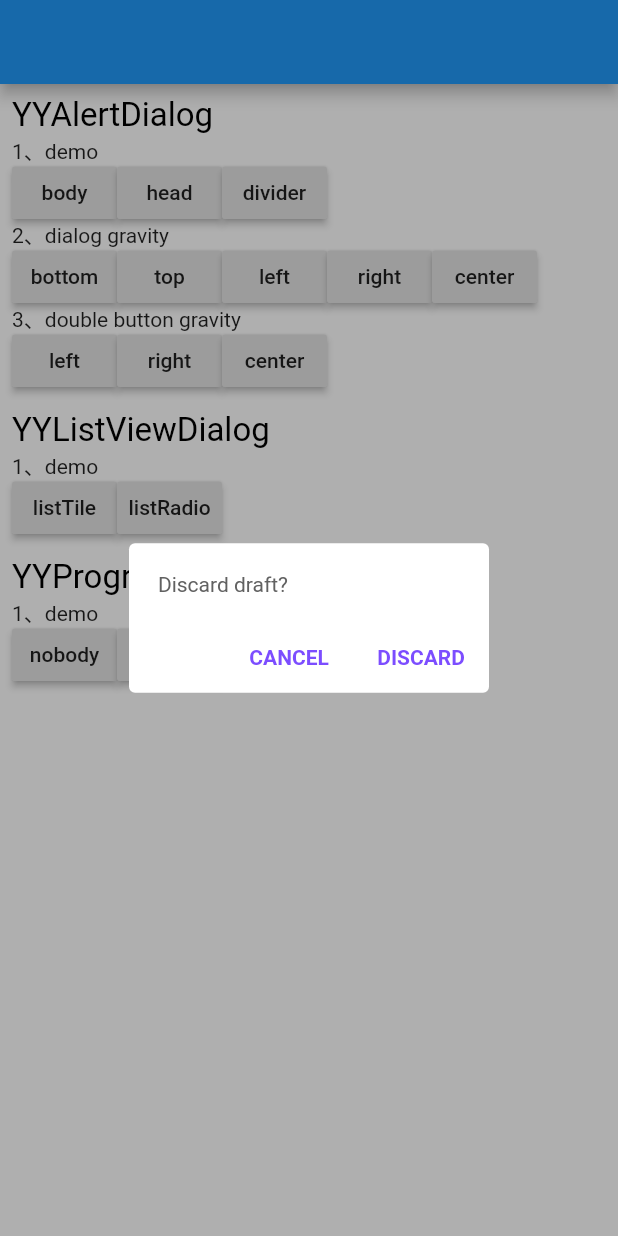
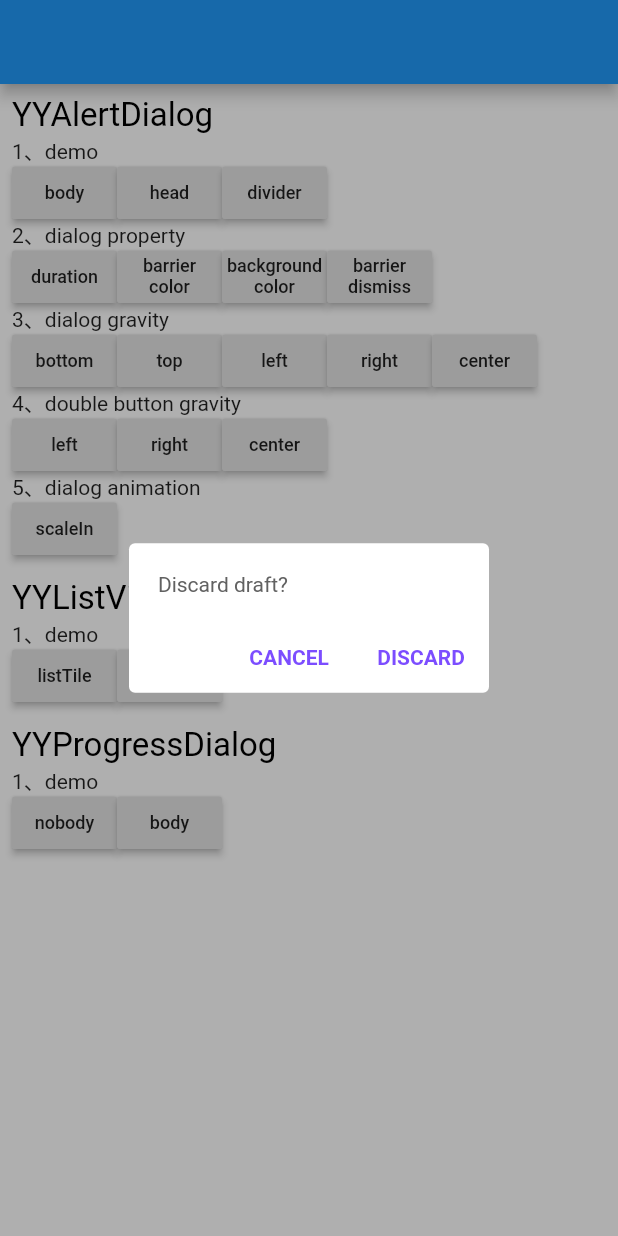
Before and after one commit to YYFlutter/flutter-custom-dialog, a Flutter app: the screen it shows after launch, after a tap on "body", on a phone screen of 412 x 824 dp. Run offline on Flutter 3.47's test engine with Material 2 defaults, Android fonts, the light colour scheme and no system bars.

Commit message:
增加Demo

```diff
--- a/example/lib/main.dart
+++ b/example/lib/main.dart
@@ -1,10 +1,10 @@
 library flutter_custom_dialog;
 
 import 'package:flutter/material.dart';
-import 'package:flutter_custom_dialog/components/alert_dialog.dart';
+import 'package:flutter_custom_dialog/components/example/alert_dialog.dart';
 import 'package:flutter_custom_dialog/components/bean/dialog_gravity.dart';
-import 'package:flutter_custom_dialog/components/listview_dialog.dart';
-import 'package:flutter_custom_dialog/components/progress_dialog.dart';
+import 'package:flutter_custom_dialog/components/example/listview_dialog.dart';
+import 'package:flutter_custom_dialog/components/example/progress_dialog.dart';
 
 void main() => runApp(MyApp());
 
@@ -57,7 +57,24 @@ showAlertDialog(BuildContext context) {
             }),
           ],
         ),
-        Text("2、dialog gravity"),
+        Text("2、dialog property"),
+        Row(
+          children: <Widget>[
+            makeTextButton("duration", () {
+              YYAlertDialogWithDuration(context);
+            }),
+            makeTextButton("barrier\ncolor", () {
+              YYAlertDialogWithbarrierColor(context);
+            }),
+            makeTextButton("background\ncolor", () {
+              YYAlertDialogWithBackgroundColor(context);
+            }),
+            makeTextButton("barrier\ndismiss", () {
+              YYAlertDialogWithBarrierDismiss(context);
+            }),
+          ],
+        ),
+        Text("3、dialog gravity"),
         Row(
           children: <Widget>[
             makeTextButton("bottom", () {
@@ -95,7 +112,7 @@ showAlertDialog(BuildContext context) {
             }),
           ],
         ),
-        Text("3、double button gravity"),
+        Text("4、double button gravity"),
         Row(
           children: <Widget>[
             makeTextButton("left", () {
@@ -119,6 +136,12 @@ showAlertDialog(BuildContext context) {
                 doubleButtonGravity: Gravity.center,
               );
             }),
+          ],
+        ),
+        Text("5、dialog animation"),
+        Row(
+          children: <Widget>[
+            makeTextButton("scaleIn", () {}),
           ],
         ),
       ],
@@ -181,7 +204,11 @@ Widget makeTextButton(title, Function() function) {
       onPressed: () {
         function();
       },
-      child: Text(title),
+      child: Text(
+        title,
+        textAlign: TextAlign.center,
+        style: TextStyle(fontSize: 12.0),
+      ),
     ),
   );
 }
--- a/lib/components/listview_dialog.dart
+++ b/lib/components/example/listview_dialog.dart
@@ -1,8 +1,7 @@
 import 'package:flutter/material.dart';
+import 'package:flutter_custom_dialog/components/bean/dialog_gravity.dart';
 import 'package:flutter_custom_dialog/components/bean/dialog_item.dart';
-
-import '../flutter_custom_dialog.dart';
-import 'bean/dialog_gravity.dart';
+import 'package:flutter_custom_dialog/flutter_custom_dialog.dart';
 
 var listTileItems = [
   ListTileItem(
--- a/lib/components/progress_dialog.dart
+++ b/lib/components/example/progress_dialog.dart
@@ -1,6 +1,5 @@
 import 'package:flutter/material.dart';
-
-import '../flutter_custom_dialog.dart';
+import 'package:flutter_custom_dialog/flutter_custom_dialog.dart';
 
 YYDialog YYProgressDialogNoBody(BuildContext context) {
   return YYDialog().build(context)
--- a/lib/flutter_custom_dialog.dart
+++ b/lib/flutter_custom_dialog.dart
@@ -6,14 +6,19 @@ import 'flutter_custom_dialog_widget.dart';
 
 class YYDialog {
   //================================弹窗属性======================================
-  List<Widget> widgetList = [];
-  BuildContext context;
+  List<Widget> widgetList = []; //弹窗内部所有组件
+  BuildContext context; //弹窗上下文
+
   double width; //弹窗宽度
   double height; //弹窗高度
-  Gravity gravity = Gravity.center; //弹窗位置
-  Color backgroundColor = Colors.white; //弹窗背景
+  Duration duration = Duration(milliseconds: 250); //弹窗动画出现的时间
+  Gravity gravity = Gravity.center; //弹窗出现的位置
+  Color barrierColor = Colors.black.withOpacity(.3); //弹窗外的背景色
+  Color backgroundColor = Colors.white; //弹窗内的背景色
   double borderRadius = 0.0; //弹窗圆角
   BoxConstraints constraints; //弹窗约束
+  AnimatedWidget animatedWidget; //弹窗出现的动画
+  bool barrierDismissible = true; //是否点击弹出外部消失
   //============================================================================
 
   YYDialog build(context) {
@@ -211,6 +216,10 @@ class YYDialog {
     CustomDialog(
       gravity: gravity,
       context: context,
+      barrierColor: barrierColor,
+      animatedWidget: animatedWidget,
+      barrierDismissible: barrierDismissible,
+      duration: duration,
       child: Column(
         textDirection: TextDirection.ltr,
         mainAxisAlignment: mainAxisAlignment,
@@ -312,11 +321,12 @@ class YYDialog {
 class CustomDialog {
   BuildContext _context;
   Widget _child;
-  Duration _duration = Duration(milliseconds: 250);
-  Color _barrierColor = Colors.black.withOpacity(.3);
+  Duration _duration;
+  Color _barrierColor;
   RouteTransitionsBuilder _transitionsBuilder;
-  bool _barrierDismissible = true;
-  Gravity _gravity = Gravity.center;
+  bool _barrierDismissible;
+  Gravity _gravity;
+  AnimatedWidget _animatedWidget;
 
   CustomDialog({
     @required Widget child,
@@ -325,28 +335,25 @@ class CustomDialog {
     Color barrierColor,
     RouteTransitionsBuilder transitionsBuilder,
     Gravity gravity,
+    AnimatedWidget animatedWidget,
+    bool barrierDismissible,
   })  : _child = child,
         _context = context,
-        _gravity = gravity {
-    if (duration != null) {
-      _duration = duration;
-    }
-    if (barrierColor != null) {
-      _barrierColor = barrierColor;
-    }
-    if (transitionsBuilder != null) {
-      _transitionsBuilder = transitionsBuilder;
-    }
+        _gravity = gravity,
+        _duration = duration,
+        _barrierColor = barrierColor,
+        _transitionsBuilder = transitionsBuilder,
+        _barrierDismissible = barrierDismissible {
     this.show();
   }
 
   show() {
     showGeneralDialog(
       context: _context,
-      barrierColor: _barrierColor,
-      barrierDismissible: _barrierDismissible,
+      barrierColor: _barrierColor ?? Colors.black.withOpacity(.3),
+      barrierDismissible: _barrierDismissible ?? true,
       barrierLabel: "",
-      transitionDuration: _duration,
+      transitionDuration: _duration ?? Duration(milliseconds: 250),
       transitionBuilder: _transitionsBuilder ?? _buildMaterialDialogTransitions,
       pageBuilder: (BuildContext buildContext, Animation<double> animation,
           Animation<double> secondaryAnimation) {
@@ -401,9 +408,10 @@ class CustomDialog {
         break;
     }
 
-    return SlideTransition(
-      position: custom,
-      child: child,
-    );
+    return _animatedWidget ??
+        SlideTransition(
+          position: custom,
+          child: child,
+        );
   }
 }
```
Also changed, not shown: lib/components/example/alert_dialog.dart (renamed from lib/components/alert_dialog.dart, +123 -3 lines).
